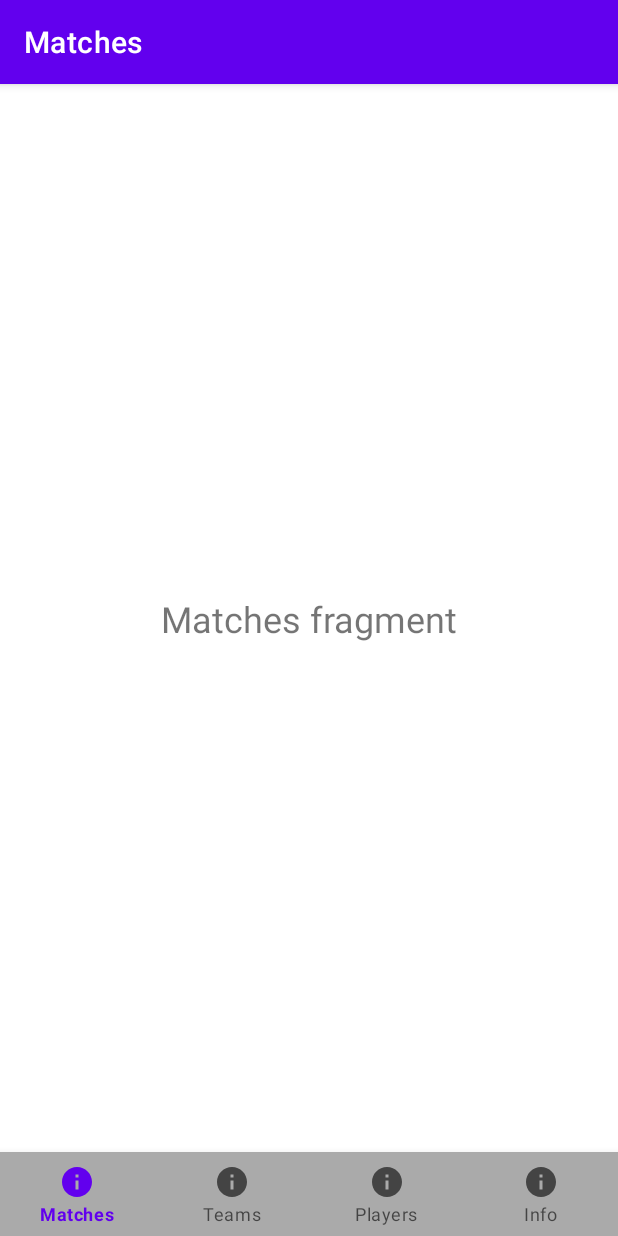
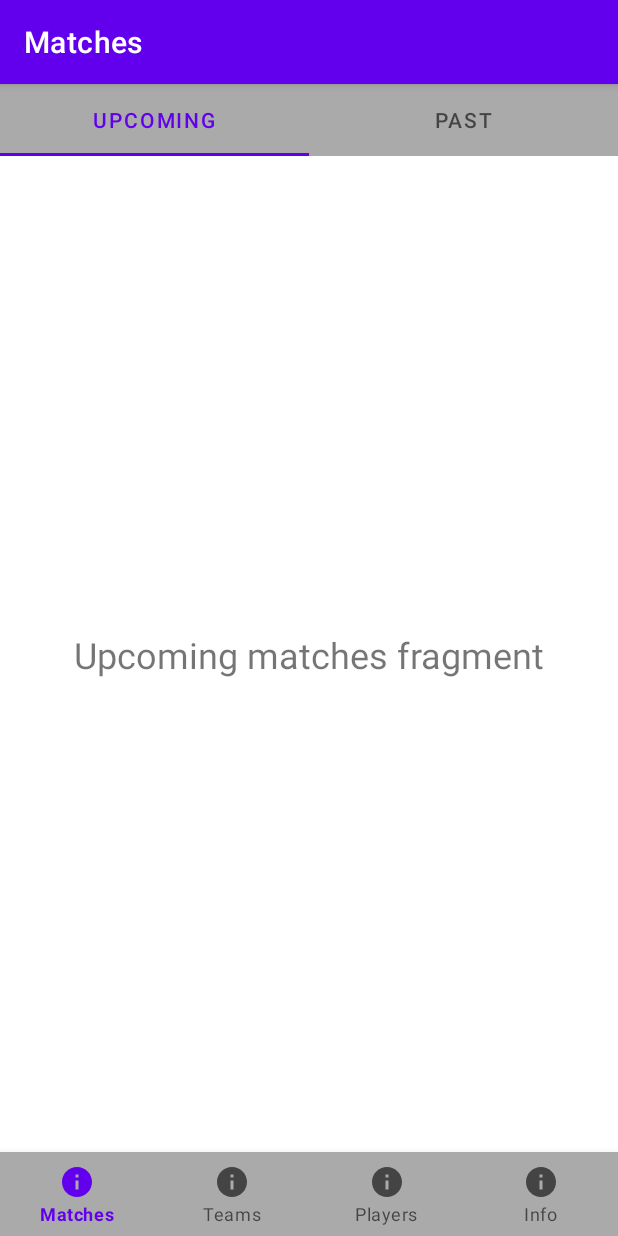
Before and after one commit to lukawitek000/wearables-mobile-app, an Android app: the screen it shows after launch (MainActivity), after a tap on "DONE", on a phone screen of 412 x 824 dp. Run offline under Robolectric (Android 15) with nearby library versions, the phone set to English and light mode, and no system bars; our stand-ins replace navigation-ui.

Commit message:
create viewpager for upcoming and past matches

```diff
--- a/app/build.gradle
+++ b/app/build.gradle
@@ -53,5 +53,8 @@ dependencies {
     //lifecycle service dependencies
     implementation "androidx.lifecycle:lifecycle-service:2.3.0"
 
+    //view pager for matches fragments
+    implementation "androidx.viewpager2:viewpager2:1.0.0"
+
 
 }
--- /dev/null
+++ b/app/src/main/java/com/erasmus/upv/eps/wearables/ui/adapters/MatchesViewPagerAdapter.kt
@@ -0,0 +1,27 @@
+package com.erasmus.upv.eps.wearables.ui.adapters
+
+import android.os.Bundle
+import androidx.fragment.app.Fragment
+import androidx.fragment.app.FragmentActivity
+import androidx.viewpager2.adapter.FragmentStateAdapter
+import com.erasmus.upv.eps.wearables.ui.fragments.PastMatchesFragment
+import com.erasmus.upv.eps.wearables.ui.fragments.UpcomingMatchesFragment
+
+class MatchesViewPagerAdapter(fragment: Fragment)
+    : FragmentStateAdapter(fragment) {
+
+    override fun getItemCount(): Int = 2
+
+    override fun createFragment(position: Int): Fragment {
+        return if(position == 0){
+            UpcomingMatchesFragment.newInstance()
+        }else{
+            PastMatchesFragment.newInstance()
+        }
+//        val fragment = UpcomingMatchesFragment.newInstance()
+//        fragment.arguments = Bundle().apply {
+//            putString("TEST", "position $position")
+//        }
+//        return fragment
+    }
+}
--- /dev/null
+++ b/app/src/main/java/com/erasmus/upv/eps/wearables/ui/fragments/MatchesViewPagerFragment.kt
@@ -0,0 +1,45 @@
+package com.erasmus.upv.eps.wearables.ui.fragments
+
+import android.os.Bundle
+import androidx.fragment.app.Fragment
+import android.view.LayoutInflater
+import android.view.View
+import android.view.ViewGroup
+import androidx.recyclerview.widget.RecyclerView
+import androidx.viewpager2.widget.ViewPager2
+import com.erasmus.upv.eps.wearables.R
+import com.erasmus.upv.eps.wearables.ui.adapters.MatchesViewPagerAdapter
+import com.google.android.material.tabs.TabLayout
+import com.google.android.material.tabs.TabLayoutMediator
+
+class MatchesViewPagerFragment : Fragment() {
+
+
+
+    private lateinit var viewPager: ViewPager2
+
+    override fun onCreateView(
+        inflater: LayoutInflater, container: ViewGroup?,
+        savedInstanceState: Bundle?
+    ): View? {
+        val view =  inflater.inflate(R.layout.fragment_view_pager_matches, container, false)
+
+        viewPager = view.findViewById(R.id.matches_view_pager)
+        viewPager.adapter = MatchesViewPagerAdapter(this)
+
+        val tabLayout = view.findViewById<TabLayout>(R.id.tab_layout)
+        TabLayoutMediator(tabLayout, viewPager) {
+            tab, position ->
+            if(position == 0){
+                tab.text = "UPCOMING"
+            }else{
+                tab.text = "PAST"
+            }
+        }.attach()
+
+        return view
+    }
+
+
+
+}
--- a/app/src/main/java/com/erasmus/upv/eps/wearables/ui/fragments/MatchesFragment.kt
+++ b/app/src/main/java/com/erasmus/upv/eps/wearables/ui/fragments/PastMatchesFragment.kt
@@ -7,15 +7,20 @@ import android.view.View
 import android.view.ViewGroup
 import com.erasmus.upv.eps.wearables.R
 
-class MatchesFragment : Fragment() {
 
+class PastMatchesFragment : Fragment() {
+
+    companion object{
+        fun newInstance() = PastMatchesFragment()
+    }
 
     override fun onCreateView(
         inflater: LayoutInflater, container: ViewGroup?,
         savedInstanceState: Bundle?
     ): View? {
         // Inflate the layout for this fragment
-        return inflater.inflate(R.layout.fragment_matches, container, false)
+        return inflater.inflate(R.layout.fragment_past_matches, container, false)
     }
 
+
 }
--- /dev/null
+++ b/app/src/main/java/com/erasmus/upv/eps/wearables/ui/fragments/UpcomingMatchesFragment.kt
@@ -0,0 +1,34 @@
+package com.erasmus.upv.eps.wearables.ui.fragments
+
+import android.os.Bundle
+import androidx.fragment.app.Fragment
+import android.view.LayoutInflater
+import android.view.View
+import android.view.ViewGroup
+import android.widget.TextView
+import com.erasmus.upv.eps.wearables.R
+
+
+class UpcomingMatchesFragment : Fragment() {
+
+    companion object {
+        fun newInstance() = UpcomingMatchesFragment()
+    }
+
+
+    override fun onCreateView(
+        inflater: LayoutInflater, container: ViewGroup?,
+        savedInstanceState: Bundle?
+    ): View? {
+        // Inflate the layout for this fragment
+        val view = inflater.inflate(R.layout.fragment_upcoming_matches, container, false)
+
+
+        arguments?.takeIf { it.containsKey("TEST") }?.apply {
+            view.findViewById<TextView>(R.id.textView5).text = getString("TEST")
+        }
+        return view
+    }
+
+
+}
--- a/app/src/main/res/layout/fragment_matches.xml
+++ b/app/src/main/res/layout/fragment_upcoming_matches.xml
@@ -2,14 +2,17 @@
 <androidx.constraintlayout.widget.ConstraintLayout xmlns:android="http://schemas.android.com/apk/res/android"
     xmlns:app="http://schemas.android.com/apk/res-auto"
     xmlns:tools="http://schemas.android.com/tools"
+    android:id="@+id/frameLayout4"
     android:layout_width="match_parent"
     android:layout_height="match_parent"
-    tools:context=".ui.fragments.MatchesFragment">
+    tools:context=".ui.fragments.UpcomingMatchesFragment">
 
+    <!-- TODO: Update blank fragment layout -->
     <TextView
+        android:id="@+id/textView5"
         android:layout_width="wrap_content"
         android:layout_height="wrap_content"
-        android:text="Matches fragment"
+        android:text="Upcoming matches fragment"
         android:textSize="24sp"
         app:layout_constraintBottom_toBottomOf="parent"
         app:layout_constraintEnd_toEndOf="parent"
--- /dev/null
+++ b/app/src/main/res/layout/fragment_view_pager_matches.xml
@@ -0,0 +1,22 @@
+<?xml version="1.0" encoding="utf-8"?>
+<LinearLayout xmlns:android="http://schemas.android.com/apk/res/android"
+    xmlns:app="http://schemas.android.com/apk/res-auto"
+    xmlns:tools="http://schemas.android.com/tools"
+    android:layout_width="match_parent"
+    android:layout_height="match_parent"
+    android:orientation="vertical"
+    tools:context=".ui.fragments.MatchesViewPagerFragment">
+
+    <com.google.android.material.tabs.TabLayout
+        android:background="#aaaaaa"
+        android:id="@+id/tab_layout"
+        android:layout_width="match_parent"
+        android:layout_height="wrap_content"/>
+
+    <androidx.viewpager2.widget.ViewPager2
+        android:id="@+id/matches_view_pager"
+        android:layout_width="match_parent"
+        android:layout_height="0dp"
+        android:layout_weight="1"/>
+
+</LinearLayout>
--- a/app/src/main/res/navigation/nav_graph.xml
+++ b/app/src/main/res/navigation/nav_graph.xml
@@ -38,9 +38,9 @@
     </fragment>
     <fragment
         android:id="@+id/matchesFragment"
-        android:name="com.erasmus.upv.eps.wearables.ui.fragments.MatchesFragment"
+        android:name="com.erasmus.upv.eps.wearables.ui.fragments.MatchesViewPagerFragment"
         android:label="Matches"
-        tools:layout="@layout/fragment_matches" />
+        tools:layout="@layout/fragment_view_pager_matches" />
     <fragment
         android:id="@+id/tutorialFragment"
         android:name="com.erasmus.upv.eps.wearables.ui.fragments.TutorialFragment"
```
Also changed, not shown: app/src/main/res/layout/fragment_past_matches.xml (added, +22 -0 lines), app/src/main/res/menu/top_menu_matches.xml (added, +12 -0 lines).
